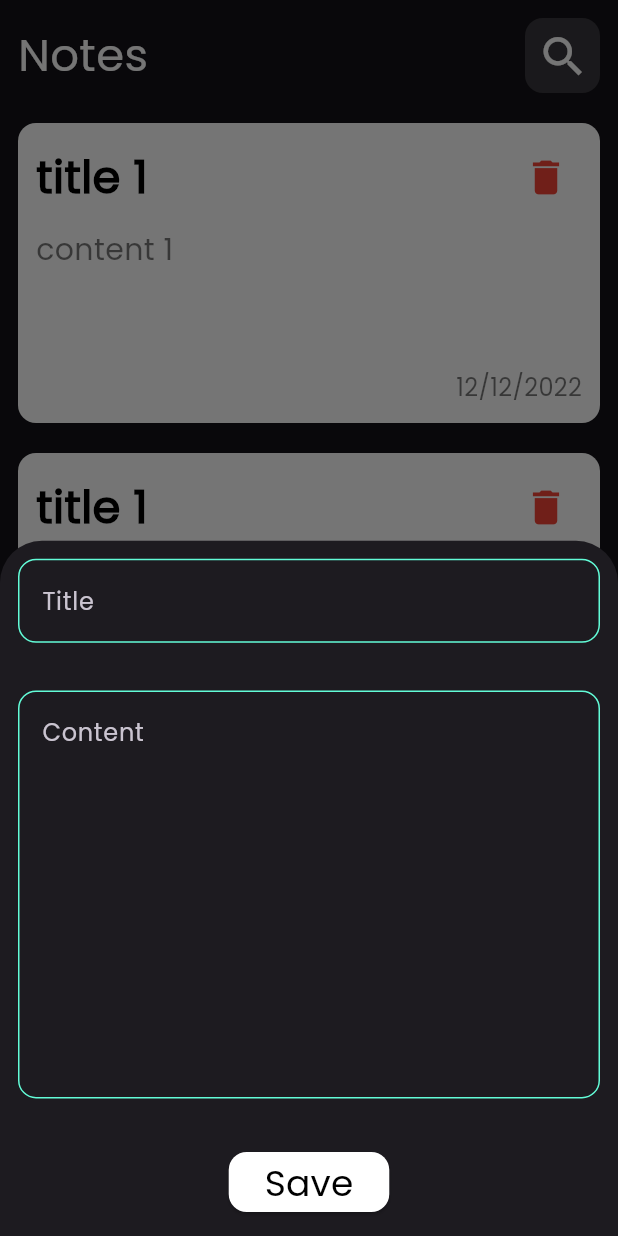
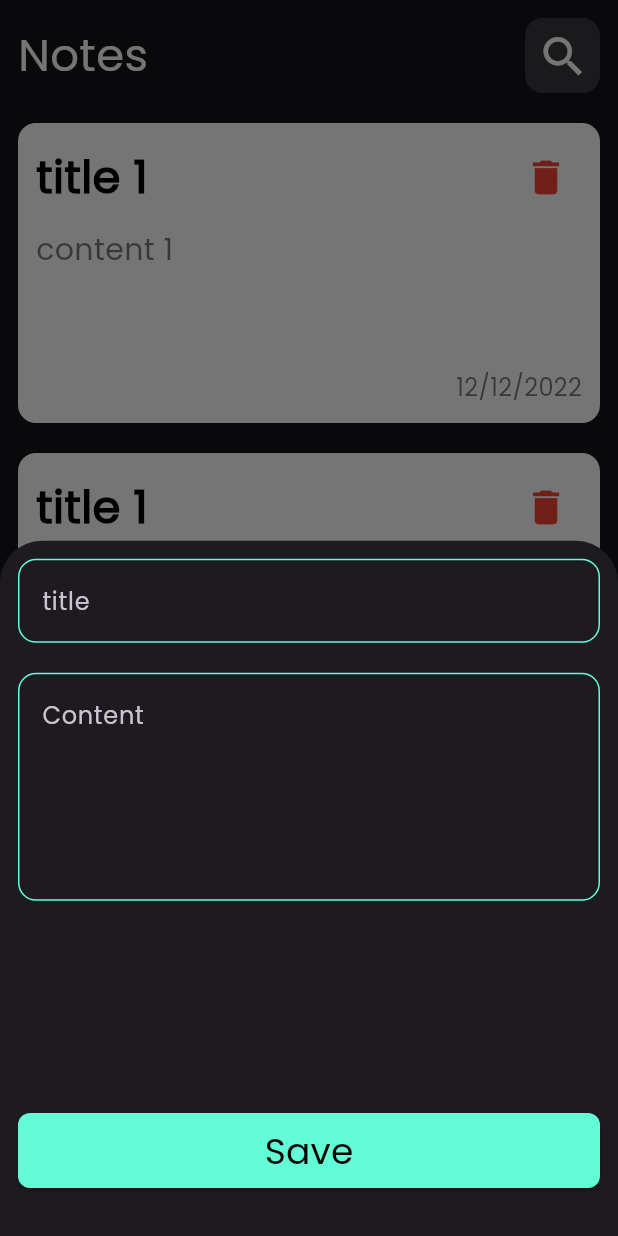
Before and after one commit to AshrafSaeed99/notes_app, a Flutter app: the screen it shows after launch, after a tap on the "add" icon, on a phone screen of 412 x 824 dp. Run offline on Flutter 3.47's test engine with Material 3 defaults, Android fonts, the phone set to English and light mode, and no system bars.

Commit message:
create edit note view

```diff
--- /dev/null
+++ b/lib/views/edit_note_view.dart
@@ -0,0 +1,12 @@
+import 'package:flutter/material.dart';
+
+class EditNoteView extends StatelessWidget {
+  const EditNoteView({super.key});
+
+  @override
+  Widget build(BuildContext context) {
+    return const Scaffold(
+      body: EditNoteView(),
+    );
+  }
+}
--- a/lib/views/notes_view.dart
+++ b/lib/views/notes_view.dart
@@ -12,7 +12,6 @@ class NotesView extends StatelessWidget {
       floatingActionButton: FloatingActionButton(
         onPressed: () {
           showModalBottomSheet(
-
             context: context,
             builder: (context) => AddNoteWidget(),
           );
--- a/lib/widgets/add_note_widget.dart
+++ b/lib/widgets/add_note_widget.dart
@@ -9,33 +9,19 @@ class AddNoteWidget extends StatelessWidget {
     return Padding(
       padding: const EdgeInsets.all(12.0),
       child: Column(
-        mainAxisAlignment: MainAxisAlignment.spaceBetween,
         children: [
-          TextField(
-            cursorColor: kPrimarColor,
-            decoration: InputDecoration(
-              border: buildBorder(),
-              enabledBorder: buildBorder(),
-              hintText: 'Title',
-            ),
-          ),
-          TextField(
-            maxLines: 10,
-            cursorColor: kPrimarColor,
-            decoration: InputDecoration(
-              border: buildBorder(),
-              enabledBorder: buildBorder(),
-              focusedBorder: buildBorder(),
-              hintText: 'Content',
-
-            ),
-          ),
-          ElevatedButton(
+          CustomTextField(maxLines: 1, hintText: "title"),
+          SizedBox(height: 20),
+          CustomTextField(hintText: 'Content', maxLines: 5,),
+          Spacer(),
+          SizedBox(width: double.infinity,
+            height: 50,
+            child: ElevatedButton(
               onPressed: () {},
               style: ElevatedButton.styleFrom(
-              backgroundColor: Colors.white,
+                backgroundColor: kPrimarColor,
                 shape: RoundedRectangleBorder(
-                borderRadius: BorderRadius.circular(12),
+                  borderRadius: BorderRadius.circular(8),
                 ),
               ),
               child: Text(
@@ -43,7 +29,32 @@ class AddNoteWidget extends StatelessWidget {
                 style: TextStyle(fontSize: 24, color: Colors.black),
               ),
             ),
+          ),
+          SizedBox(height: 20)
         ],
+      ),
+    );
+  }
+}
+
+class CustomTextField extends StatelessWidget {
+  const CustomTextField({
+    super.key, required this.maxLines, required this.hintText,
+  });
+  final int maxLines;
+  final String hintText;
+
+  @override
+  Widget build(BuildContext context) {
+    return TextField(
+      maxLines: maxLines,
+      cursorColor: kPrimarColor,
+      decoration: InputDecoration(
+        border: buildBorder(),
+        enabledBorder: buildBorder(),
+        focusedBorder: buildBorder(),
+        hintText:hintText,
+
       ),
     );
   }
--- /dev/null
+++ b/lib/widgets/edit_note_widget.dart
@@ -0,0 +1,10 @@
+import 'package:flutter/material.dart';
+
+class EditNoteWidget extends StatelessWidget {
+  const EditNoteWidget({super.key});
+
+  @override
+  Widget build(BuildContext context) {
+    return Container();
+  }
+}
--- a/lib/widgets/note_widget.dart
+++ b/lib/widgets/note_widget.dart
@@ -1,5 +1,6 @@
 import 'package:flutter/material.dart';
 import 'package:notes_app/modeles/note_model.dart';
+import 'package:notes_app/views/edit_note_view.dart';
 
 class NoteWidget extends StatelessWidget {
   const NoteWidget({super.key, required this.color, required this.note});
@@ -7,7 +8,13 @@ class NoteWidget extends StatelessWidget {
   final NoteModel note;
   @override
   Widget build(BuildContext context) {
-    return Container(
+    return GestureDetector(
+      onTap: () {
+        Navigator.push(context, MaterialPageRoute(builder: (context){
+          return EditNoteView();
+        }));
+      },
+      child: Container(
         margin: const EdgeInsets.only(top: 20),
         padding: const EdgeInsets.all(12),
         decoration: BoxDecoration(
@@ -41,6 +48,7 @@ class NoteWidget extends StatelessWidget {
             child: Text('12/12/2022', style: TextStyle(color: Colors.black.withAlpha(5000), fontSize: 16),),),
           ],
         ),
+      ),
     );
   }
 }
```
Lines whose indentation alone changed are shown as unchanged.
